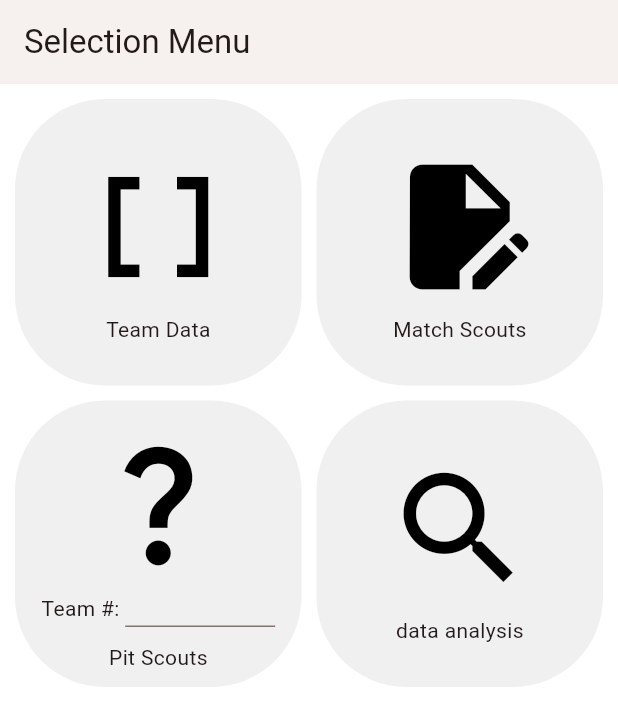
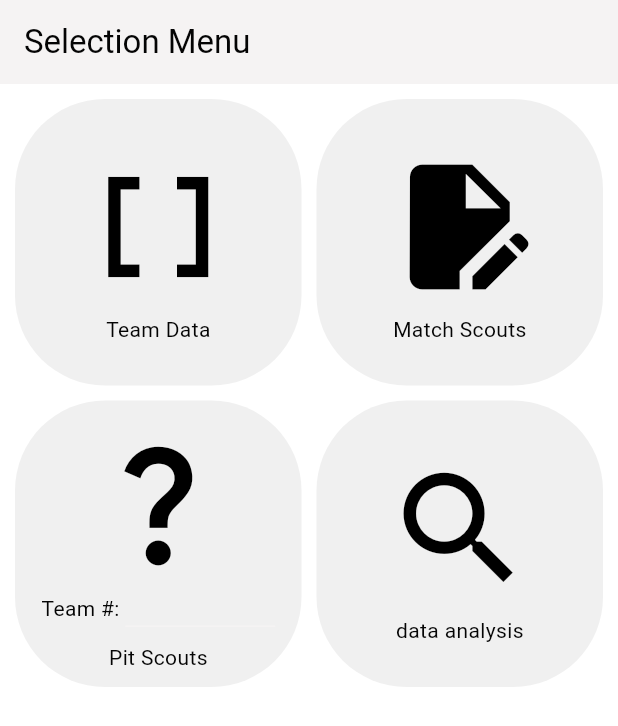
Before and after one commit to john-xu-1/frc1148_2023_scouting_app, a Flutter app: the screen it shows after launch, on a phone screen of 412 x 824 dp. Shown: the top 726 px of the screen. Run offline on Flutter 3.47's test engine with Material 3 defaults, Android fonts, the phone set to English and light mode, and no system bars; missing offline and left inert: gsheets; key blocks and very long unbroken strings in the code were emptied for the run.

Commit message:
imported color scheme to other files

```diff
--- /dev/null
+++ b/lib/color_scheme.dart
@@ -0,0 +1,53 @@
+import 'package:flutter/material.dart';
+import 'package:frc1148_2023_scouting_app/scouting_form.dart';
+
+class colors extends ColorScheme {
+  // Define your custom colors here
+  static const Color myPrimaryColor = Color.fromARGB(255, 248, 245, 245);
+  static const Color myOnPrimary = Color.fromRGBO(189, 46, 46, 1);
+
+  static const Color myBackground = Color.fromARGB(255, 245, 243, 243);
+  static const Color myOnBackground = Color.fromARGB(255, 184, 180, 180);
+
+  static const Color mySurface = Color.fromARGB(255, 245, 242, 242);
+  static const Color myOnSurface = Color.fromARGB(255, 4, 4, 4);
+
+
+  static const Color myError = Color.fromARGB(255, 244, 5, 5);
+
+  static const Color test = Color.fromARGB(255, 57, 5, 244);
+
+  // Override the constructor
+  const colors({
+    // Set your custom colors as primary and secondary
+    Color primary = myPrimaryColor,
+    Color onPrimary = myOnPrimary,
+    Color background = myBackground,
+    Color onBackground = myOnBackground,
+
+    Color surface = mySurface,
+    Color onSurface = myOnSurface,
+    Color error = myError,
+    Color test = test,
+
+    // Include other color properties from the super class
+    // such as background, surface, onBackground, etc.
+  }) : super(
+      primary: primary,//buttons? should be white
+      onPrimary: onPrimary,//text on buttons should be red
+
+      secondary: primary,//not used
+      onSecondary: onPrimary,//not used
+
+      background: background,//back round of everything, shoudl be white
+      onBackground: background,//doesn't show up??
+
+      surface: surface,//top bar should be white
+      onSurface: onSurface,//text on the surface should be black
+
+      brightness: Brightness.light,
+
+      error: error,
+      onError: primary,
+      );
+}
--- a/lib/entrance.dart
+++ b/lib/entrance.dart
@@ -2,6 +2,7 @@
 import 'package:frc1148_2023_scouting_app/team_display_choice.dart';
 import 'package:frc1148_2023_scouting_app/log_in.dart';
 import 'pit_scouting.dart';
+import 'package:frc1148_2023_scouting_app/color_scheme.dart';
 import 'package:flutter/material.dart';
 
 
@@ -38,7 +39,7 @@ class _Entrance extends State<Entrance> {
     return Scaffold(
       appBar: AppBar(
         title: const Text("Selection Menu"),
-        backgroundColor: Color.fromARGB(19, 137, 137, 137),
+        backgroundColor: colors.myBackground,
       ),
       body: Center(
       //   child: DropdownMenu<ColorLabel>(
--- a/lib/main.dart
+++ b/lib/main.dart
@@ -1,4 +1,5 @@
 import 'package:flutter/material.dart';
+import 'package:frc1148_2023_scouting_app/color_scheme.dart';
 import 'package:frc1148_2023_scouting_app/entrance.dart';
 
 void main() {
@@ -11,10 +12,11 @@ class MyApp extends StatelessWidget {
   Widget build(BuildContext context) {
     return MaterialApp(
       title: 'Scouting Home Page',
-      theme: ThemeData(
-        colorScheme: ColorScheme.fromSeed(seedColor: Colors.red),
-        useMaterial3: true,
-      ),
+      // theme: ThemeData(
+      //   colorScheme: ColorScheme.fromSeed(seedColor: Colors.red),
+      //   useMaterial3: true,
+      // ),
+      theme: ThemeData.from(colorScheme: colors()),
       home: const Entrance(),
     );
   }
--- a/lib/team_display_choice.dart
+++ b/lib/team_display_choice.dart
@@ -1,5 +1,6 @@
 import 'package:flutter/material.dart';
 import 'team_display_instance.dart';
+import 'package:frc1148_2023_scouting_app/color_scheme.dart';
 import 'sheets_helper.dart';
 
 SheetsHelper sh = SheetsHelper();
--- a/lib/team_display_instance.dart
+++ b/lib/team_display_instance.dart
@@ -1,6 +1,8 @@
 import 'package:flutter/material.dart';
 import 'package:frc1148_2023_scouting_app/scouting_form.dart';
 import 'package:frc1148_2023_scouting_app/sheets_helper.dart';
+import 'package:frc1148_2023_scouting_app/color_scheme.dart';
+
 
 List<ScoutingForm> sf = List.empty();
 SheetsHelper sh = SheetsHelper();
@@ -117,7 +119,7 @@ class DataBlock extends StatelessWidget {
            decoration: BoxDecoration(borderRadius: BorderRadius.circular(20),
             //color: Color.fromRGBO(86, 14, 12, 0.982)),
             //color: Color.fromARGB(255, 45, 44, 44)),
-            color: Color.fromARGB(255, 184, 180, 180)),
+            color: colors.myOnBackground),
           child: Column(
             children: [
               //const Divider(),
@@ -131,12 +133,12 @@ class DataBlock extends StatelessWidget {
                 decoration:
                   BoxDecoration(borderRadius: BorderRadius.circular(20),
                   //color: Color.fromARGB(255, 204, 191, 191),),
-                  color: Color.fromARGB(255, 248, 245, 245),),
+                  color: colors.myPrimaryColor,),
                 child: Row(
                   mainAxisAlignment: MainAxisAlignment.center,
                     children: [
-                      Text("$category: ",textScaleFactor: 1.5,style: TextStyle(color: Color.fromRGBO(189, 46, 46, 1))),
-                      Text(data,textScaleFactor: 1.5,style: TextStyle( color: Color.fromRGBO(189, 46, 46, 1))),
+                      Text("$category: ",textScaleFactor: 1.5,style: TextStyle(color: colors.myOnPrimary)),
+                      Text(data,textScaleFactor: 1.5,style: TextStyle( color: colors.myOnPrimary)),
                     ],
                 ),
               ),
```
